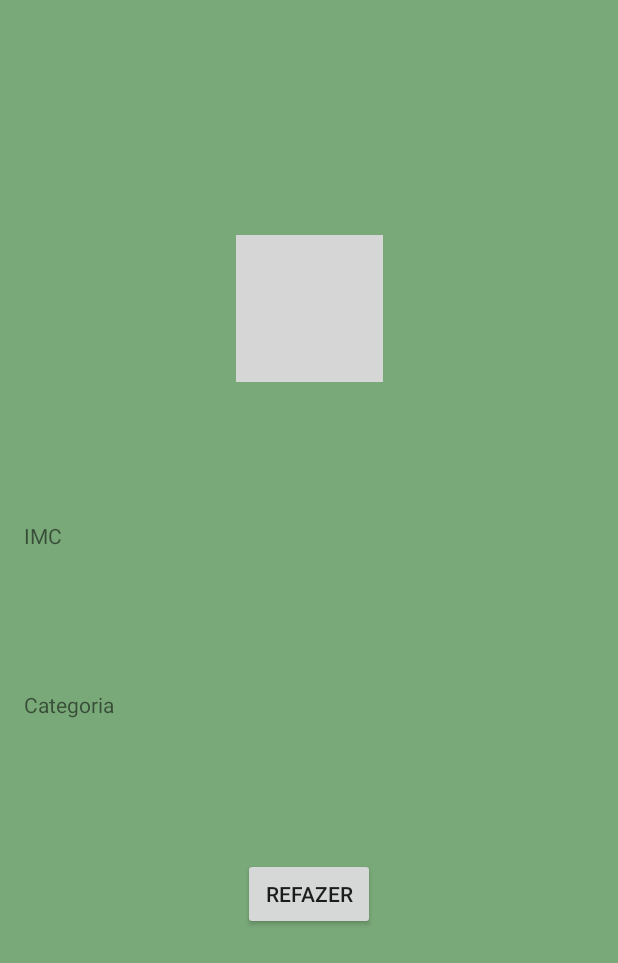
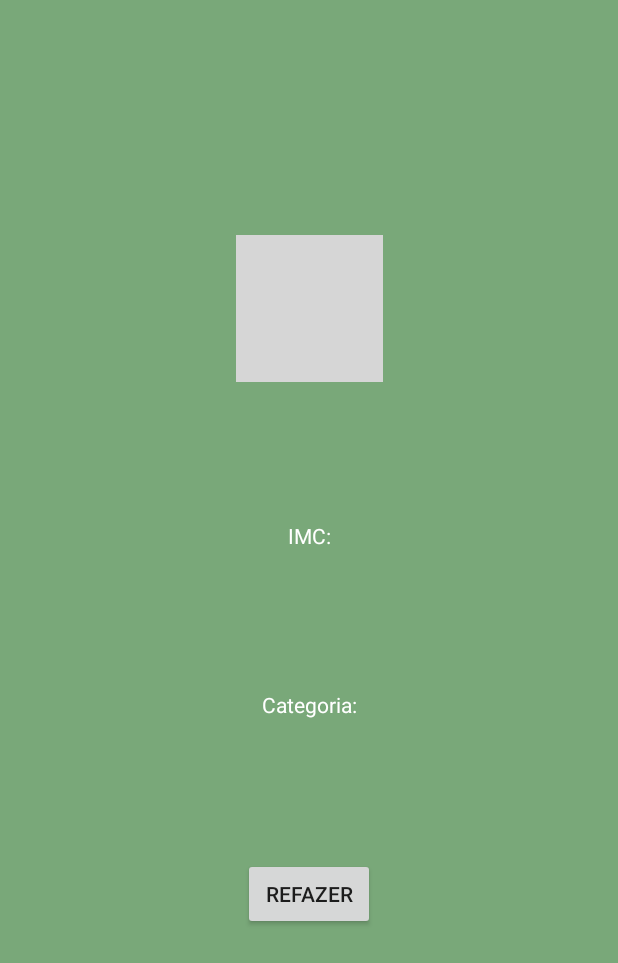
Before and after one commit to AmandaNobre/IMC, an Android app: the layout activity_resultado.xml on its own in the app's theme, with its tools: preview values and no code run, on a phone screen of 412 x 824 dp. Shown: the top 963 px of the screen. Run offline under Robolectric (Android 15) with nearby library versions, the phone set to English and light mode, and no system bars; grey boxes are pictures that could not be loaded.

Commit message:
Projeto Finalzado

```diff
--- a/app/src/main/java/com/example/imc/MainActivity.kt
+++ b/app/src/main/java/com/example/imc/MainActivity.kt
@@ -4,6 +4,7 @@ import android.content.Intent
 import androidx.appcompat.app.AppCompatActivity
 import android.os.Bundle
 import android.widget.SeekBar
+import android.widget.Toast
 import kotlinx.android.synthetic.main.activity_main.*
 
 class MainActivity : AppCompatActivity() {
@@ -35,8 +36,6 @@ class MainActivity : AppCompatActivity() {
             override fun onStartTrackingTouch(seekBar: SeekBar?) {}
             override fun onStopTrackingTouch(seekBar: SeekBar?) {}
         })
-
-
         btnCalcular.setOnClickListener {
             val mIntent = Intent(this, ResultadoActivity::class.java)
             mIntent.putExtra("KEY_PESO", pesoSeekBar.progress.toString())
--- a/app/src/main/res/layout/activity_main.xml
+++ b/app/src/main/res/layout/activity_main.xml
@@ -28,7 +28,7 @@
         android:id="@+id/txtPeso"
         android:layout_width="wrap_content"
         android:layout_height="wrap_content"
-        android:text="Peso: 0kg"
+        android:text="@string/peso"
         android:textColor="@android:color/background_light"
         app:layout_constraintBottom_toTopOf="@+id/seekBarPeso"
         app:layout_constraintEnd_toEndOf="parent"
@@ -40,7 +40,7 @@
         android:id="@+id/txtAltura"
         android:layout_width="wrap_content"
         android:layout_height="wrap_content"
-        android:text="Altura: 0m"
+        android:text="@string/altura"
         android:textColor="@android:color/background_light"
         app:layout_constraintBottom_toTopOf="@+id/seekBarAltura"
         app:layout_constraintEnd_toEndOf="parent"
@@ -68,7 +68,9 @@
         android:layout_width="wrap_content"
         android:layout_height="wrap_content"
         android:layout_marginBottom="16dp"
+        android:shadowColor="@color/colorPrimaryDark"
         android:text="@string/calcular"
+        android:textColor="@android:color/background_dark"
         app:layout_constraintBottom_toBottomOf="parent"
         app:layout_constraintEnd_toEndOf="parent"
         app:layout_constraintHorizontal_bias="0.5"
--- a/app/src/main/res/layout/activity_resultado.xml
+++ b/app/src/main/res/layout/activity_resultado.xml
@@ -21,16 +21,17 @@
 
     <TextView
         android:id="@+id/txtResultado"
-        android:layout_width="0dp"
+        android:layout_width="wrap_content"
         android:layout_height="wrap_content"
         android:layout_marginStart="16dp"
         android:layout_marginEnd="16dp"
+        android:text="@string/imc"
+        android:textColor="@android:color/background_light"
         app:layout_constraintBottom_toTopOf="@+id/txtCategoria"
         app:layout_constraintEnd_toEndOf="parent"
         app:layout_constraintHorizontal_bias="0.5"
         app:layout_constraintStart_toStartOf="parent"
-        app:layout_constraintTop_toBottomOf="@+id/imageView2"
-        tools:text="IMC" />
+        app:layout_constraintTop_toBottomOf="@+id/imageView2" />
 
     <Button
         android:id="@+id/btnRefazer"
@@ -46,11 +47,12 @@
 
     <TextView
         android:id="@+id/txtCategoria"
-        android:layout_width="0dp"
+        android:layout_width="wrap_content"
         android:layout_height="wrap_content"
         android:layout_marginStart="16dp"
         android:layout_marginEnd="16dp"
-        android:text="Categoria"
+        android:text="@string/categoria"
+        android:textColor="@android:color/background_light"
         app:layout_constraintBottom_toTopOf="@+id/btnRefazer"
         app:layout_constraintEnd_toEndOf="parent"
         app:layout_constraintHorizontal_bias="0.5"
--- a/app/src/main/res/layout/activity_splash.xml
+++ b/app/src/main/res/layout/activity_splash.xml
@@ -24,6 +24,7 @@
         android:layout_height="wrap_content"
         android:layout_marginBottom="8dp"
         android:text="@string/made_by"
+        android:textColor="@android:color/background_light"
         android:textSize="18sp"
         android:textStyle="bold"
         app:layout_constraintBottom_toTopOf="@+id/textView2"
@@ -37,6 +38,7 @@
         android:layout_height="wrap_content"
         android:layout_marginBottom="70dp"
         android:text="@string/criadora"
+        android:textColor="@android:color/background_light"
         android:textSize="18sp"
         app:layout_constraintBottom_toBottomOf="parent"
         app:layout_constraintEnd_toEndOf="parent"
--- a/app/src/main/res/values/strings.xml
+++ b/app/src/main/res/values/strings.xml
@@ -3,4 +3,8 @@
     <string name="made_by">Made By</string>
     <string name="criadora">Amanda Nobre</string>
     <string name="calcular">Calcular</string>
+    <string name="peso">Peso: 0kg</string>
+    <string name="altura">Altura: 0m</string>
+    <string name="imc">IMC: </string>
+    <string name="categoria">Categoria: </string>
 </resources>
```
Also changed, not shown: app/src/main/java/com/example/imc/ResultadoActivity.kt (+7 -7 lines).
